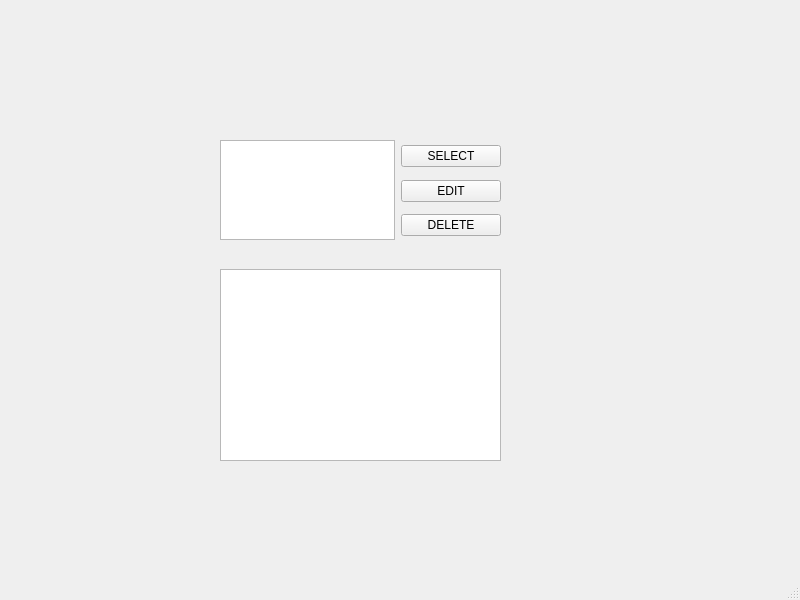
The window that views/MainInit.ui (kingry1/GraduationProject-Data-Visualization-System) describes before a commit, drawn with Qt 5.
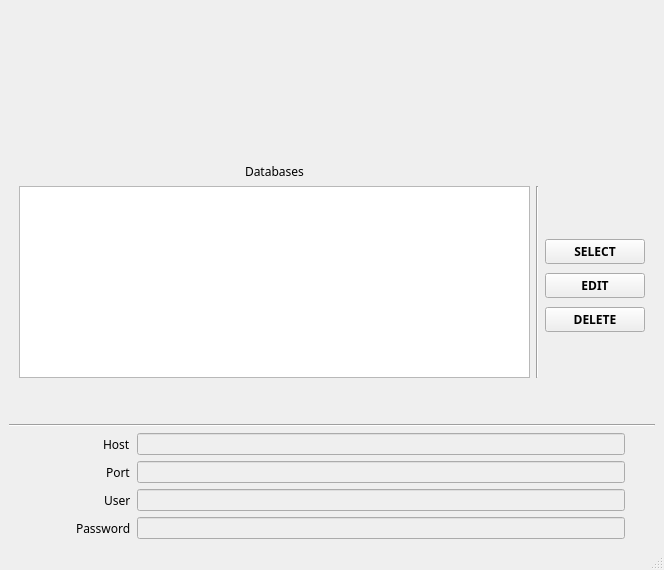
The same window after the commit.

Commit message: Finish database configuration function for GUI

The edit to the form file:
```diff
--- a/views/MainInit.ui
+++ b/views/MainInit.ui
@@ -6,30 +6,29 @@
    <rect>
     <x>0</x>
     <y>0</y>
-    <width>800</width>
-    <height>600</height>
+    <width>664</width>
+    <height>570</height>
    </rect>
   </property>
   <property name="windowTitle">
    <string>MainWindow</string>
   </property>
   <widget class="QWidget" name="centralwidget">
-   <widget class="QWidget" name="verticalLayoutWidget">
-    <property name="geometry">
-     <rect>
-      <x>220</x>
-      <y>140</y>
-      <width>281</width>
-      <height>321</height>
-     </rect>
-    </property>
-    <layout class="QVBoxLayout" name="verticalLayout">
+   <layout class="QVBoxLayout" name="verticalLayout_2">
      <item>
-      <layout class="QGridLayout" name="gridLayout" rowstretch="0,0,0">
+     <layout class="QVBoxLayout" name="verticalLayout" stretch="1,0,0">
+      <item>
+       <layout class="QGridLayout" name="gridLayout" rowstretch="0,0,0,0,0,0,0">
        <property name="sizeConstraint">
         <enum>QLayout::SetDefaultConstraint</enum>
        </property>
-       <item row="1" column="1">
+        <property name="leftMargin">
+         <number>10</number>
+        </property>
+        <property name="rightMargin">
+         <number>10</number>
+        </property>
+        <item row="3" column="2">
         <widget class="QPushButton" name="editButton">
          <property name="enabled">
           <bool>true</bool>
@@ -40,35 +39,35 @@
            <height>0</height>
           </size>
          </property>
+          <property name="font">
+           <font>
+            <family>微软雅黑</family>
+            <weight>75</weight>
+            <bold>true</bold>
+           </font>
+          </property>
          <property name="text">
           <string>EDIT</string>
          </property>
         </widget>
        </item>
-       <item row="0" column="0" rowspan="3">
-        <widget class="QListWidget" name="listWidget">
-         <property name="minimumSize">
-          <size>
-           <width>0</width>
-           <height>100</height>
-          </size>
-         </property>
-        </widget>
-       </item>
-       <item row="0" column="1">
-        <widget class="QPushButton" name="selectButton">
-         <property name="minimumSize">
+        <item row="1" column="2">
+         <spacer name="verticalSpacer_3">
+          <property name="orientation">
+           <enum>Qt::Vertical</enum>
+          </property>
+          <property name="sizeType">
+           <enum>QSizePolicy::Fixed</enum>
+          </property>
+          <property name="sizeHint" stdset="0">
           <size>
-           <width>100</width>
-           <height>0</height>
-          </size>
-         </property>
-         <property name="text">
-          <string>SELECT</string>
-         </property>
-        </widget>
-       </item>
-       <item row="2" column="1">
+            <width>20</width>
+            <height>40</height>
+           </size>
+          </property>
+         </spacer>
+        </item>
+        <item row="4" column="2">
         <widget class="QPushButton" name="deleteButton">
          <property name="minimumSize">
           <size>
@@ -76,30 +75,90 @@
            <height>0</height>
           </size>
          </property>
+          <property name="font">
+           <font>
+            <family>微软雅黑</family>
+            <weight>75</weight>
+            <bold>true</bold>
+           </font>
+          </property>
          <property name="text">
           <string>DELETE</string>
          </property>
         </widget>
        </item>
-      </layout>
-     </item>
-     <item>
+        <item row="2" column="2">
+         <widget class="QPushButton" name="selectButton">
+          <property name="minimumSize">
+           <size>
+            <width>100</width>
+            <height>0</height>
+           </size>
+          </property>
+          <property name="font">
+           <font>
+            <family>微软雅黑</family>
+            <weight>75</weight>
+            <bold>true</bold>
+           </font>
+          </property>
+          <property name="text">
+           <string>SELECT</string>
+          </property>
+         </widget>
+        </item>
+        <item row="0" column="2">
       <spacer name="verticalSpacer">
        <property name="orientation">
         <enum>Qt::Vertical</enum>
        </property>
+          <property name="sizeType">
+           <enum>QSizePolicy::Fixed</enum>
+          </property>
        <property name="sizeHint" stdset="0">
         <size>
          <width>20</width>
-         <height>0</height>
+            <height>40</height>
         </size>
        </property>
       </spacer>
      </item>
-     <item>
-      <widget class="QTextBrowser" name="textBrowser">
+        <item row="6" column="2">
+         <spacer name="verticalSpacer_2">
+          <property name="orientation">
+           <enum>Qt::Vertical</enum>
+          </property>
+          <property name="sizeType">
+           <enum>QSizePolicy::Fixed</enum>
+          </property>
+          <property name="sizeHint" stdset="0">
+           <size>
+            <width>20</width>
+            <height>40</height>
+           </size>
+          </property>
+         </spacer>
+        </item>
+        <item row="5" column="2">
+         <spacer name="verticalSpacer_4">
+          <property name="orientation">
+           <enum>Qt::Vertical</enum>
+          </property>
+          <property name="sizeType">
+           <enum>QSizePolicy::Fixed</enum>
+          </property>
+          <property name="sizeHint" stdset="0">
+           <size>
+            <width>20</width>
+            <height>40</height>
+           </size>
+          </property>
+         </spacer>
+        </item>
+        <item row="1" column="0" rowspan="5">
+         <widget class="QListWidget" name="listWidget">
        <property name="sizePolicy">
-        <sizepolicy hsizetype="Expanding" vsizetype="Expanding">
+           <sizepolicy hsizetype="Expanding" vsizetype="MinimumExpanding">
          <horstretch>0</horstretch>
          <verstretch>0</verstretch>
         </sizepolicy>
@@ -110,17 +169,159 @@
          <height>0</height>
         </size>
        </property>
-       <property name="html">
-        <string>&lt;!DOCTYPE HTML PUBLIC &quot;-//W3C//DTD HTML 4.0//EN&quot; &quot;http://www.w3.org/TR/REC-html40/strict.dtd&quot;&gt;
-&lt;html&gt;&lt;head&gt;&lt;meta name=&quot;qrichtext&quot; content=&quot;1&quot; /&gt;&lt;style type=&quot;text/css&quot;&gt;
-p, li { white-space: pre-wrap; }
-&lt;/style&gt;&lt;/head&gt;&lt;body style=&quot; font-family:'SimSun'; font-size:9pt; font-weight:400; font-style:normal;&quot;&gt;
-&lt;p style=&quot;-qt-paragraph-type:empty; margin-top:0px; margin-bottom:0px; margin-left:0px; margin-right:0px; -qt-block-indent:0; text-indent:0px;&quot;&gt;&lt;br /&gt;&lt;/p&gt;&lt;/body&gt;&lt;/html&gt;</string>
+         </widget>
+        </item>
+        <item row="1" column="1" rowspan="5">
+         <widget class="Line" name="line">
+          <property name="orientation">
+           <enum>Qt::Vertical</enum>
        </property>
       </widget>
      </item>
-    </layout>
-   </widget>
+        <item row="0" column="0" alignment="Qt::AlignHCenter|Qt::AlignBottom">
+         <widget class="QLabel" name="title">
+          <property name="font">
+           <font>
+            <family>微软雅黑</family>
+           </font>
+          </property>
+          <property name="text">
+           <string>Databases</string>
+          </property>
+         </widget>
+        </item>
+       </layout>
+      </item>
+      <item>
+       <widget class="Line" name="line_2">
+        <property name="sizePolicy">
+         <sizepolicy hsizetype="Minimum" vsizetype="Fixed">
+          <horstretch>0</horstretch>
+          <verstretch>0</verstretch>
+         </sizepolicy>
+        </property>
+        <property name="minimumSize">
+         <size>
+          <width>0</width>
+          <height>0</height>
+         </size>
+        </property>
+        <property name="orientation">
+         <enum>Qt::Horizontal</enum>
+        </property>
+       </widget>
+      </item>
+      <item>
+       <layout class="QGridLayout" name="gridLayout_2" columnstretch="4,16,1">
+        <property name="sizeConstraint">
+         <enum>QLayout::SetMinAndMaxSize</enum>
+        </property>
+        <item row="0" column="0" alignment="Qt::AlignRight">
+         <widget class="QLabel" name="hostLabel">
+          <property name="font">
+           <font>
+            <family>微软雅黑</family>
+           </font>
+          </property>
+          <property name="text">
+           <string>Host</string>
+          </property>
+         </widget>
+        </item>
+        <item row="2" column="0" alignment="Qt::AlignRight">
+         <widget class="QLabel" name="userLabel">
+          <property name="font">
+           <font>
+            <family>微软雅黑</family>
+           </font>
+          </property>
+          <property name="text">
+           <string>User</string>
+          </property>
+         </widget>
+        </item>
+        <item row="2" column="1">
+         <widget class="QLineEdit" name="userLine">
+          <property name="enabled">
+           <bool>false</bool>
+          </property>
+          <property name="readOnly">
+           <bool>false</bool>
+          </property>
+         </widget>
+        </item>
+        <item row="3" column="0" alignment="Qt::AlignRight">
+         <widget class="QLabel" name="passwordLabel">
+          <property name="font">
+           <font>
+            <family>微软雅黑</family>
+           </font>
+          </property>
+          <property name="text">
+           <string>Password</string>
+          </property>
+         </widget>
+        </item>
+        <item row="1" column="0" alignment="Qt::AlignRight">
+         <widget class="QLabel" name="portLabel">
+          <property name="font">
+           <font>
+            <family>微软雅黑</family>
+           </font>
+          </property>
+          <property name="text">
+           <string>Port</string>
+          </property>
+         </widget>
+        </item>
+        <item row="3" column="1">
+         <widget class="QLineEdit" name="passwordLine">
+          <property name="enabled">
+           <bool>false</bool>
+          </property>
+          <property name="readOnly">
+           <bool>false</bool>
+          </property>
+         </widget>
+        </item>
+        <item row="1" column="1">
+         <widget class="QLineEdit" name="portLine">
+          <property name="enabled">
+           <bool>false</bool>
+          </property>
+          <property name="readOnly">
+           <bool>false</bool>
+          </property>
+         </widget>
+        </item>
+        <item row="0" column="1">
+         <widget class="QLineEdit" name="hostLine">
+          <property name="enabled">
+           <bool>false</bool>
+          </property>
+          <property name="readOnly">
+           <bool>false</bool>
+          </property>
+         </widget>
+        </item>
+        <item row="0" column="2" rowspan="4">
+         <spacer name="horizontalSpacer">
+          <property name="orientation">
+           <enum>Qt::Horizontal</enum>
+          </property>
+          <property name="sizeHint" stdset="0">
+           <size>
+            <width>40</width>
+            <height>20</height>
+           </size>
+          </property>
+         </spacer>
+        </item>
+       </layout>
+      </item>
+     </layout>
+    </item>
+   </layout>
   </widget>
   <widget class="QMenuBar" name="menubar">
    <property name="geometry">
```
Left out of the diff: 108 changed lines with no effect on the pictures. Lines whose indentation alone changed are shown as unchanged. The commit also changes 4 other files.
